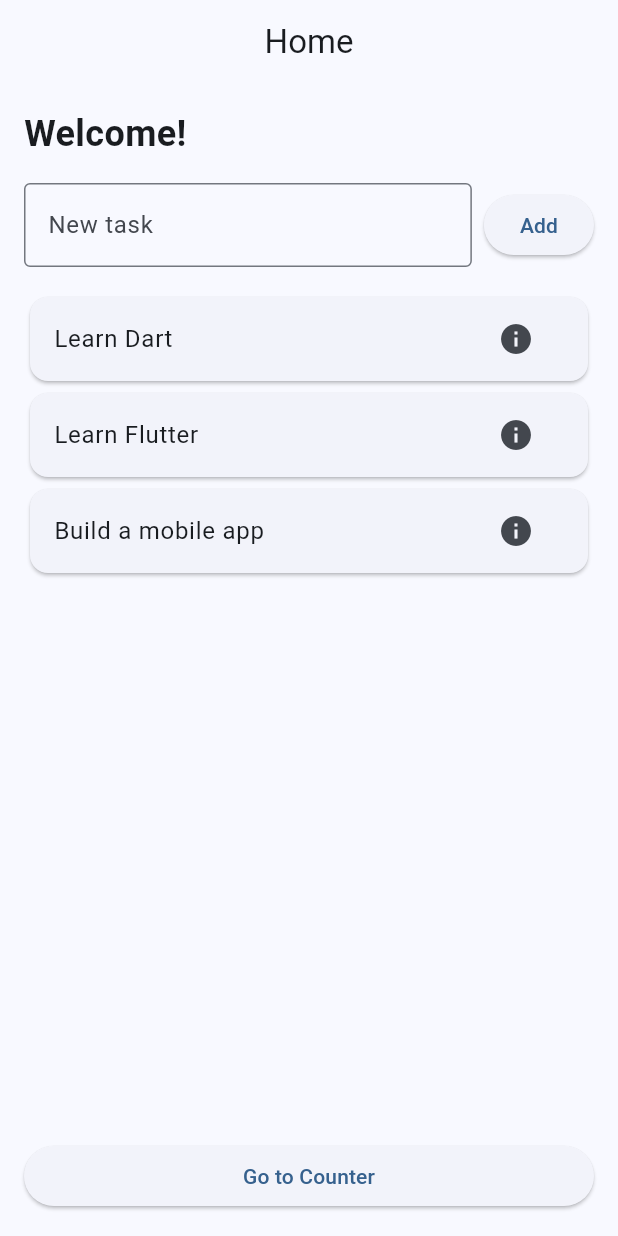
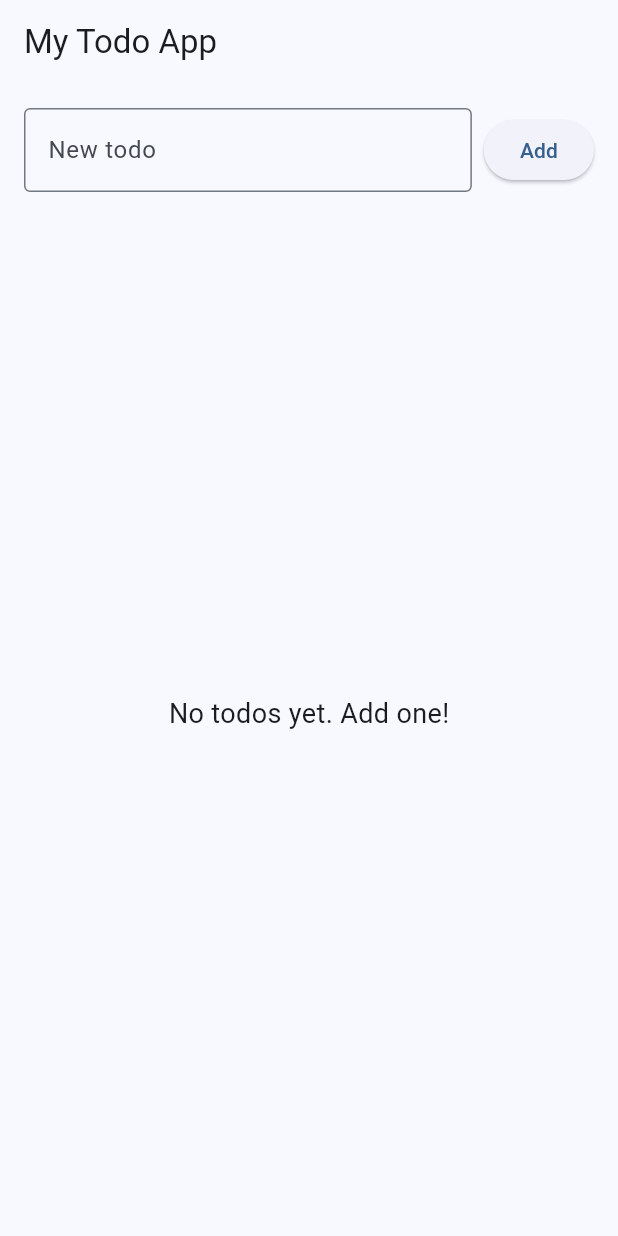
Before and after one commit to kasbadji/flutter_todoList, a Flutter app: the screen it shows after launch, on a phone screen of 412 x 824 dp. Run offline on Flutter 3.47's test engine with Material 3 defaults, Android fonts, the phone set to English and light mode, and no system bars.

Commit message:
structure project, input+add button, checkbox, delete button

```diff
--- a/lib/main.dart
+++ b/lib/main.dart
@@ -1,4 +1,5 @@
 import 'package:flutter/material.dart';
+import 'screens/home_screen.dart';
 
 void main() {
   runApp(const MyApp());
@@ -11,162 +12,12 @@ class MyApp extends StatelessWidget {
   Widget build(BuildContext context) {
     return MaterialApp(
       debugShowCheckedModeBanner: false,
-      title: 'Flutter Basics Demo',
+      title: 'Todo App',
       theme: ThemeData(
         colorScheme: ColorScheme.fromSeed(seedColor: Colors.blue),
         useMaterial3: true,
       ),
-      home: const HomeScreen(),
+      home: const HomeScreen(title: 'My Todo App'),
     );
   }
 }
-
-class HomeScreen extends StatefulWidget {
-  const HomeScreen({super.key});
-
-  @override
-  State<HomeScreen> createState() => _HomeScreenState();
-}
-
-class _HomeScreenState extends State<HomeScreen> {
-  final TextEditingController _taskController = TextEditingController();
-  final List<String> _tasks = ['Learn Dart', 'Learn Flutter', 'Build a mobile app'];
-
-  @override
-  void dispose() {
-    _taskController.dispose();
-    super.dispose();
-  }
-
-  void _addTask() {
-    final text = _taskController.text.trim();
-    if (text.isEmpty) return;
-
-    setState(() {
-      _tasks.add(text);
-      _taskController.clear();
-    });
-  }
-
-  void _goToCounter(BuildContext context) {
-    Navigator.of(context).push(
-      MaterialPageRoute(
-        builder: (_) => const CounterScreen(),
-      ),
-    );
-  }
-
-  @override
-  Widget build(BuildContext context) {
-    return Scaffold(
-      appBar: AppBar(
-        title: const Text('Home'),
-        centerTitle: true,
-      ),
-      body: Padding(
-        padding: const EdgeInsets.all(16),
-        child: Column(
-          crossAxisAlignment: CrossAxisAlignment.stretch,
-          children: [
-            const Text(
-              'Welcome!',
-              style: TextStyle(fontSize: 24, fontWeight: FontWeight.bold),
-            ),
-            const SizedBox(height: 16),
-
-            Row(
-              children: [
-                Expanded(
-                  child: TextField(
-                    controller: _taskController,
-                    decoration: const InputDecoration(
-                      labelText: 'New task',
-                      border: OutlineInputBorder(),
-                    ),
-                    onSubmitted: (_) => _addTask(),
-                  ),
-                ),
-                const SizedBox(width: 8),
-                ElevatedButton(
-                  onPressed: _addTask,
-                  child: const Text('Add'),
-                ),
-              ],
-            ),
-
-            const SizedBox(height: 16),
-
-            Expanded(
-              child: ListView.builder(
-                itemCount: _tasks.length,
-                itemBuilder: (context, index) {
-                  final task = _tasks[index];
-                  return Card(
-                    child: ListTile(
-                      title: Text(task),
-                      trailing: IconButton(
-                        icon: const Icon(Icons.info),
-                        onPressed: () => print('Clicked: $task'),
-                      ),
-                    ),
-                  );
-                },
-              ),
-            ),
-
-            const SizedBox(height: 16),
-            ElevatedButton(
-              onPressed: () => _goToCounter(context),
-              child: const Text('Go to Counter'),
-            ),
-          ],
-        ),
-      ),
-    );
-  }
-}
-
-class CounterScreen extends StatefulWidget {
-  const CounterScreen({super.key});
-
-  @override
-  State<CounterScreen> createState() => _CounterScreenState();
-}
-
-class _CounterScreenState extends State<CounterScreen> {
-  int _count = 0;
-
-  void _increment() => setState(() => _count++);
-  void _decrement() => setState(() => _count--);
-
-  @override
-  Widget build(BuildContext context) {
-    return Scaffold(
-      appBar: AppBar(
-        title: const Text('Counter'),
-      ),
-      body: Center(
-        child: Text(
-          'Count: $_count',
-          style: const TextStyle(fontSize: 32),
-        ),
-      ),
-      floatingActionButton: Column(
-        mainAxisSize: MainAxisSize.min,
-        children: [
-          FloatingActionButton(
-            heroTag: 'inc',
-            onPressed: _increment,
-            child: const Icon(Icons.add),
-          ),
-          const SizedBox(height: 8),
-          FloatingActionButton(
-            heroTag: 'dec',
-            onPressed: _decrement,
-            child: const Icon(Icons.remove),
-          ),
-        ],
-      ),
-    );
-  }
-}
--- /dev/null
+++ b/lib/models/todo.dart
@@ -0,0 +1,23 @@
+class Todo {
+  final String id;
+  final String title;
+  final bool isCompleted;
+
+  const Todo({
+    required this.id,
+    required this.title,
+    this.isCompleted = false,
+  });
+
+  Todo copyWith({
+    String? id,
+    String? title,
+    bool? isCompleted,
+  }) {
+    return Todo(
+      id: id ?? this.id,
+      title: title ?? this.title,
+      isCompleted: isCompleted ?? this.isCompleted,
+    );
+  }
+}
--- /dev/null
+++ b/lib/screens/home_screen.dart
@@ -0,0 +1,97 @@
+import 'package:flutter/material.dart';
+import '../widgets/todo_list_item.dart';
+import '../widgets/todo_input.dart';
+import '../models/todo.dart';
+
+class HomeScreen extends StatefulWidget {
+  final String title;
+  const HomeScreen({super.key, required this.title});
+
+  @override
+  State<HomeScreen> createState() => _HomeScreenState();
+}
+
+class _HomeScreenState extends State<HomeScreen> {
+  final TextEditingController _textController = TextEditingController();
+  final List<Todo> _todos = [];
+
+  void _addTodo() {
+    final text = _textController.text.trim();
+    if (text.isEmpty) return;
+
+    setState(() {
+      _todos.add(
+        Todo(
+          id: DateTime.now().toIso8601String(),
+          title: text,
+        )
+      );
+    });
+    _textController.clear();
+  }
+
+  void _removeTodoAt(int index) {
+    setState(() {
+      _todos.removeAt(index);
+    });
+  }
+
+  void _toggleTodoCompleted(Todo todo) {
+    setState(() {
+      final index = _todos.indexWhere((t) => t.id == todo.id);
+      if (index == -1) return;
+
+      final current = _todos[index];
+      _todos[index] = current.copyWith(
+         isCompleted: !current.isCompleted
+      );
+    });
+  }
+
+  @override
+  Widget build(BuildContext context) {
+    return Scaffold(
+      appBar: AppBar(
+        title: Text(widget.title), // access the prop from the widget
+      ),
+      body: Padding(
+        padding: const EdgeInsets.all(16.0),
+        child: Column(
+          children: [
+            Row(
+              children: [
+                Expanded(
+                  child: TodoInput(
+                    controller: _textController,
+                    onAdd: _addTodo
+                  ),
+                ),
+              ],
+            ),
+            const SizedBox(height: 16),
+            Expanded(
+              child: _todos.isEmpty
+                  ? const Center(
+                      child: Text(
+                        'No todos yet. Add one!',
+                        style: TextStyle(fontSize: 18),
+                      ),
+                    )
+                  : ListView.builder(
+                      itemCount: _todos.length,
+                      itemBuilder: (context, index) {
+                        final todo = _todos[index];
+                        return TodoListItem(
+                          todo: todo,
+                          onToggleCompleted: () => _toggleTodoCompleted(todo),
+                          onDelete: () => _removeTodoAt(index),
+                        );
+                      },
+                    ),
+            ),
+          ],
+        ),
+      ),
+    );
+  }
+}
--- /dev/null
+++ b/lib/widgets/todo_input.dart
@@ -0,0 +1,34 @@
+import 'package:flutter/material.dart';
+
+class TodoInput extends StatelessWidget {
+  final TextEditingController controller;
+  final VoidCallback onAdd;
+
+  const TodoInput({
+    super.key,
+    required this.controller,
+    required this.onAdd,
+  });
+
+  @override
+  Widget build(BuildContext context) {
+    return Row(
+      children: [
+        Expanded(
+          child: TextField(
+            controller: controller,
+            decoration: const InputDecoration(
+              labelText: 'New todo',
+              border: OutlineInputBorder(),
+            ),
+          ),
+        ),
+        const SizedBox(width: 8),
+        ElevatedButton(
+          onPressed: onAdd,
+          child: const Text('Add'),
+        ),
+      ],
+    );
+  }
+}
```
Also changed, not shown: lib/widgets/todo_list_item.dart (added, +38 -0 lines).
